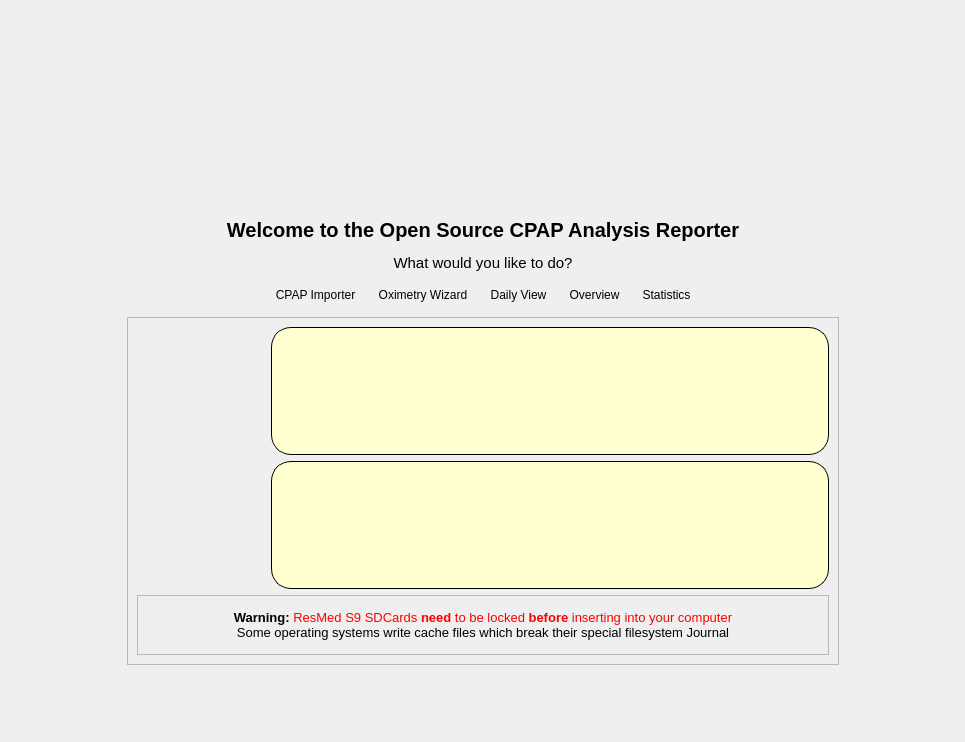
First picture: the form in oscar/welcome.ui, repository operativeF/oscar, before the edit.
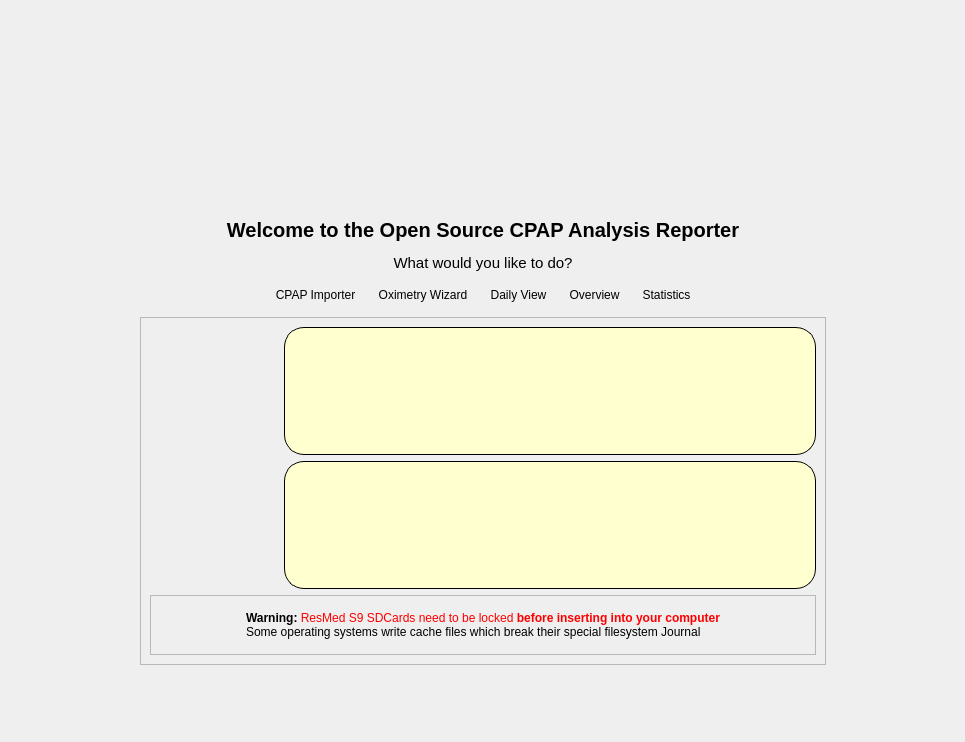
Second picture: the form after the edit. Icons and pictures are not drawn.

Commit message: Make Resmed card warning responsive to application font changes.

```diff
--- a/oscar/welcome.ui
+++ b/oscar/welcome.ui
@@ -578,7 +578,7 @@
            <item>
             <widget class="QLabel" name="label_6">
              <property name="text">
-              <string>&lt;html&gt;&lt;head/&gt;&lt;body&gt;&lt;p align=&quot;center&quot;&gt;&lt;span style=&quot; font-size:10pt; font-weight:600;&quot;&gt;Warning: &lt;/span&gt;&lt;span style=&quot; font-size:10pt; color:#ff0000;&quot;&gt;ResMed S9 SDCards &lt;/span&gt;&lt;span style=&quot; font-size:10pt; font-weight:600; color:#ff0000;&quot;&gt;need &lt;/span&gt;&lt;span style=&quot; font-size:10pt; color:#ff0000;&quot;&gt;to be locked &lt;/span&gt;&lt;span style=&quot; font-size:10pt; font-weight:600; color:#ff0000;&quot;&gt;before &lt;/span&gt;&lt;span style=&quot; font-size:10pt; color:#ff0000;&quot;&gt;inserting into your computer&lt;br/&gt;&lt;/span&gt;&lt;span style=&quot; font-size:10pt; color:#000000;&quot;&gt;Some operating systems write cache files which break their special filesystem Journal&lt;/span&gt;&lt;/p&gt;&lt;/body&gt;&lt;/html&gt;</string>
+              <string>&lt;span style=&quot; font-weight:600;&quot;&gt;Warning: &lt;/span&gt;&lt;span style=&quot; color:#ff0000;&quot;&gt;ResMed S9 SDCards need to be locked &lt;/span&gt;&lt;span style=&quot; font-weight:600; color:#ff0000;&quot;&gt;before inserting into your computer&lt;br/&gt;&lt;/span&gt;&lt;span style=&quot; color:#000000;&quot;&gt;Some operating systems write cache files which break their special filesystem Journal&lt;/span&gt;&lt;/p&gt;&lt;/body&gt;&lt;/html&gt;</string>
              </property>
             </widget>
            </item>
```
